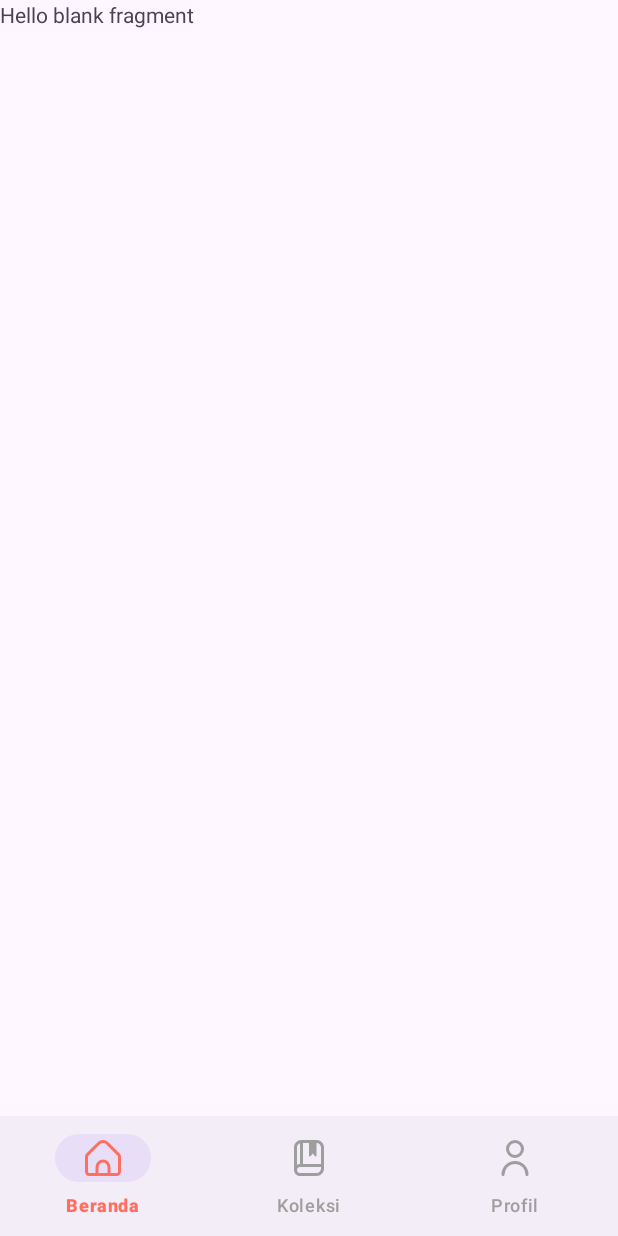
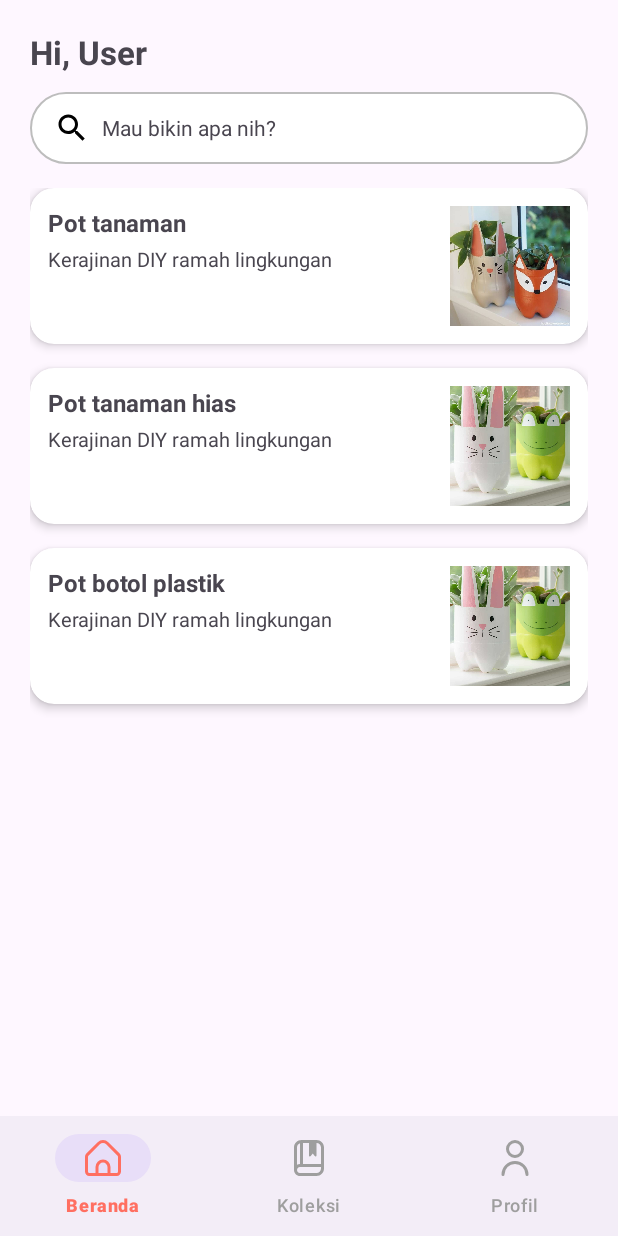
Before and after one commit to ridwanafriza/Kel-5, an Android app: the HomeFragment screen opened directly, with no data from a screen before it, on a phone screen of 412 x 824 dp. Run offline under Robolectric (Android 15) with nearby library versions, the phone set to English and light mode, and no system bars; our stand-ins replace navigation-ui.

Commit message:
membuat home, error klik ke detail -ridwan

```diff
--- /dev/null
+++ b/app/src/main/java/com/id/myresep/navigation/HomeAdapter.kt
@@ -0,0 +1,53 @@
+package com.id.myresep.navigation
+
+import android.content.Intent
+import android.view.LayoutInflater
+import android.view.View
+import android.view.ViewGroup
+import android.widget.ImageView
+import android.widget.TextView
+import androidx.recyclerview.widget.RecyclerView
+import com.id.myresep.Starina.DetailKerajinanActivity
+import com.id.myresep.Starina.Kerajinan
+import com.id.myresep.R
+
+
+class HomeAdapter(
+    private val listKerajinan: List<Kerajinan>
+) : RecyclerView.Adapter<HomeAdapter.HomeViewHolder>() {
+
+    inner class HomeViewHolder(view: View) : RecyclerView.ViewHolder(view) {
+        val txtJudul: TextView = view.findViewById(R.id.txtJudul)
+        val txtCaption: TextView = view.findViewById(R.id.txtCaption)
+        val img: ImageView = view.findViewById(R.id.imgKerajinan)
+    }
+
+    override fun onCreateViewHolder(parent: ViewGroup, viewType: Int): HomeViewHolder {
+        val view = LayoutInflater.from(parent.context)
+            .inflate(R.layout.item_koleksi, parent, false)
+        return HomeViewHolder(view)
+    }
+
+    override fun onBindViewHolder(holder: HomeViewHolder, position: Int) {
+        val item = listKerajinan[position]
+
+        holder.txtJudul.text = item.judul
+        holder.txtCaption.text = "Kerajinan DIY ramah lingkungan"
+        holder.img.setImageResource(item.gambar1)
+
+        holder.itemView.setOnClickListener {
+            val context = holder.itemView.context
+            val intent = Intent(context, DetailKerajinanActivity::class.java)
+
+            intent.putExtra("judul", item.judul)
+            intent.putExtra("gambar1", item.gambar1)
+            intent.putExtra("gambar2", item.gambar2)
+            intent.putStringArrayListExtra("bahanList", ArrayList(item.bahan))
+            intent.putStringArrayListExtra("caraList", ArrayList(item.cara))
+
+            context.startActivity(intent)
+        }
+    }
+
+    override fun getItemCount(): Int = listKerajinan.size
+}
--- a/app/src/main/java/com/id/myresep/navigation/HomeFragment.kt
+++ b/app/src/main/java/com/id/myresep/navigation/HomeFragment.kt
@@ -1,60 +1,48 @@
 package com.id.myresep.navigation
 
 import android.os.Bundle
+import android.view.View
 import androidx.fragment.app.Fragment
-import android.view.LayoutInflater
-import android.view.View
-import android.view.ViewGroup
+import androidx.recyclerview.widget.LinearLayoutManager
+import androidx.recyclerview.widget.RecyclerView
 import com.id.myresep.R
+import com.id.myresep.Starina.Kerajinan
 
-// TODO: Rename parameter arguments, choose names that match
-// the fragment initialization parameters, e.g. ARG_ITEM_NUMBER
-private const val ARG_PARAM1 = "param1"
-private const val ARG_PARAM2 = "param2"
+class HomeFragment : Fragment(R.layout.fragment_home) {
 
-/**
- * A simple [Fragment] subclass.
- * Use the [HomeFragment.newInstance] factory method to
- * create an instance of this fragment.
- */
-class HomeFragment : Fragment() {
-    // TODO: Rename and change types of parameters
-    private var param1: String? = null
-    private var param2: String? = null
+    override fun onViewCreated(view: View, savedInstanceState: Bundle?) {
+        super.onViewCreated(view, savedInstanceState)
 
-    override fun onCreate(savedInstanceState: Bundle?) {
-        super.onCreate(savedInstanceState)
-        arguments?.let {
-            param1 = it.getString(ARG_PARAM1)
-            param2 = it.getString(ARG_PARAM2)
-        }
-    }
+        val rvHome = view.findViewById<RecyclerView>(R.id.rvHome)
+        rvHome.layoutManager = LinearLayoutManager(requireContext())
 
-    override fun onCreateView(
-        inflater: LayoutInflater, container: ViewGroup?,
-        savedInstanceState: Bundle?
-    ): View? {
-        // Inflate the layout for this fragment
-        return inflater.inflate(R.layout.fragment_home, container, false)
-    }
+        val homeList = listOf(
+            Kerajinan(
+                "Pot tanaman",
+                listOf("Botol bekas", "Gunting", "Cat"),
+                listOf("Potong botol", "Cat", "Isi tanah"),
+                R.drawable.pot,
+                R.drawable.pot2
+            ),
+            Kerajinan(
+                "Pot tanaman hias",
+                listOf("Botol plastik", "Pisau"),
+                listOf("Bentuk botol", "Hias"),
+                R.drawable.pot2,
+                R.drawable.pot
+            ),
 
-    companion object {
-        /**
-         * Use this factory method to create a new instance of
-         * this fragment using the provided parameters.
-         *
-         * @param param1 Parameter 1.
-         * @param param2 Parameter 2.
-         * @return A new instance of fragment HomeFragment.
-         */
-        // TODO: Rename and change types and number of parameters
-        @JvmStatic
-        fun newInstance(param1: String, param2: String) =
-            HomeFragment().apply {
-                arguments = Bundle().apply {
-                    putString(ARG_PARAM1, param1)
-                    putString(ARG_PARAM2, param2)
-                }
-            }
+            Kerajinan(
+                "Pot botol plastik",
+                listOf("Botol plastik", "Pisau", "Gunting"),
+                listOf("Bentuk botol", "Hias"),
+                R.drawable.pot2,
+                R.drawable.pot
+            )
+
+
+        )
+
+        rvHome.adapter = HomeAdapter(homeList)
     }
 }
--- /dev/null
+++ b/app/src/main/res/drawable/ic_search.xml
@@ -0,0 +1,5 @@
+<vector xmlns:android="http://schemas.android.com/apk/res/android" android:height="24dp" android:tint="#000000" android:viewportHeight="24" android:viewportWidth="24" android:width="24dp">
+
+    <path android:fillColor="@android:color/white" android:pathData="M15.5,14h-0.79l-0.28,-0.27C15.41,12.59 16,11.11 16,9.5 16,5.91 13.09,3 9.5,3S3,5.91 3,9.5 5.91,16 9.5,16c1.61,0 3.09,-0.59 4.23,-1.57l0.27,0.28v0.79l5,4.99L20.49,19l-4.99,-5zM9.5,14C7.01,14 5,11.99 5,9.5S7.01,5 9.5,5 14,7.01 14,9.5 11.99,14 9.5,14z"/>
+
+</vector>
--- a/app/src/main/res/layout/fragment_home.xml
+++ b/app/src/main/res/layout/fragment_home.xml
@@ -1,14 +1,35 @@
 <?xml version="1.0" encoding="utf-8"?>
-<FrameLayout xmlns:android="http://schemas.android.com/apk/res/android"
-    xmlns:tools="http://schemas.android.com/tools"
+<LinearLayout
+    xmlns:android="http://schemas.android.com/apk/res/android"
     android:layout_width="match_parent"
     android:layout_height="match_parent"
-    tools:context=".navigation.HomeFragment">
+    android:orientation="vertical"
+    android:padding="20dp">
 
-    <!-- TODO: Update blank fragment layout -->
+    <!-- Greeting -->
+    <TextView
+        android:layout_width="wrap_content"
+        android:layout_height="wrap_content"
+        android:text="Hi, User"
+        android:textSize="22sp"
+        android:textStyle="bold"
+        android:layout_marginBottom="12dp"/>
+
     <TextView
         android:layout_width="match_parent"
-        android:layout_height="match_parent"
-        android:text="@string/hello_blank_fragment" />
+        android:layout_height="48dp"
+        android:background="@drawable/bg_input"
+        android:text="Mau bikin apa nih?"
+        android:textSize="14sp"
+        android:gravity="center_vertical"
+        android:paddingStart="16dp"
+        android:drawableStart="@drawable/ic_search"
+        android:drawablePadding="8dp"
+        android:layout_marginBottom="16dp"/>
 
-</FrameLayout>
+    <!-- RecyclerView -->
+    <androidx.recyclerview.widget.RecyclerView
+        android:id="@+id/rvHome"
+        android:layout_width="match_parent"
+        android:layout_height="match_parent"/>
+</LinearLayout>
--- a/app/src/main/res/values/colors.xml
+++ b/app/src/main/res/values/colors.xml
@@ -4,4 +4,5 @@
     <color name="white">#FFFFFFFF</color>
     <color name="navbar_active">#FF6F61</color>
     <color name="navbar_inactive">#9e9e9e</color>
+    <color name="bg_search">#FFF6EE</color>
 </resources>
```
